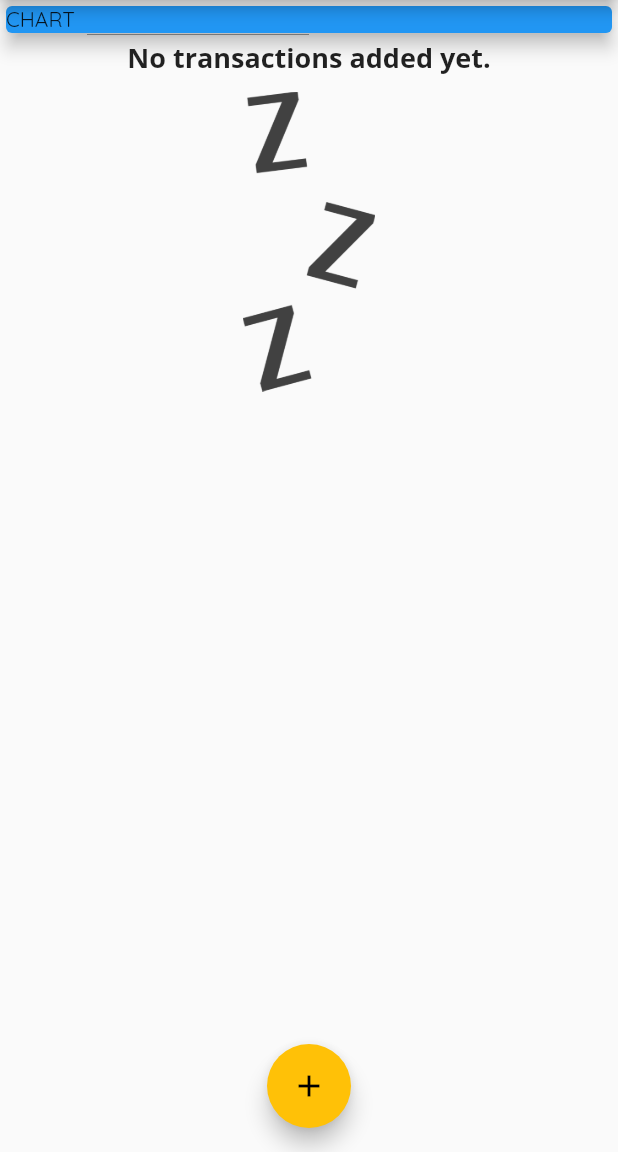
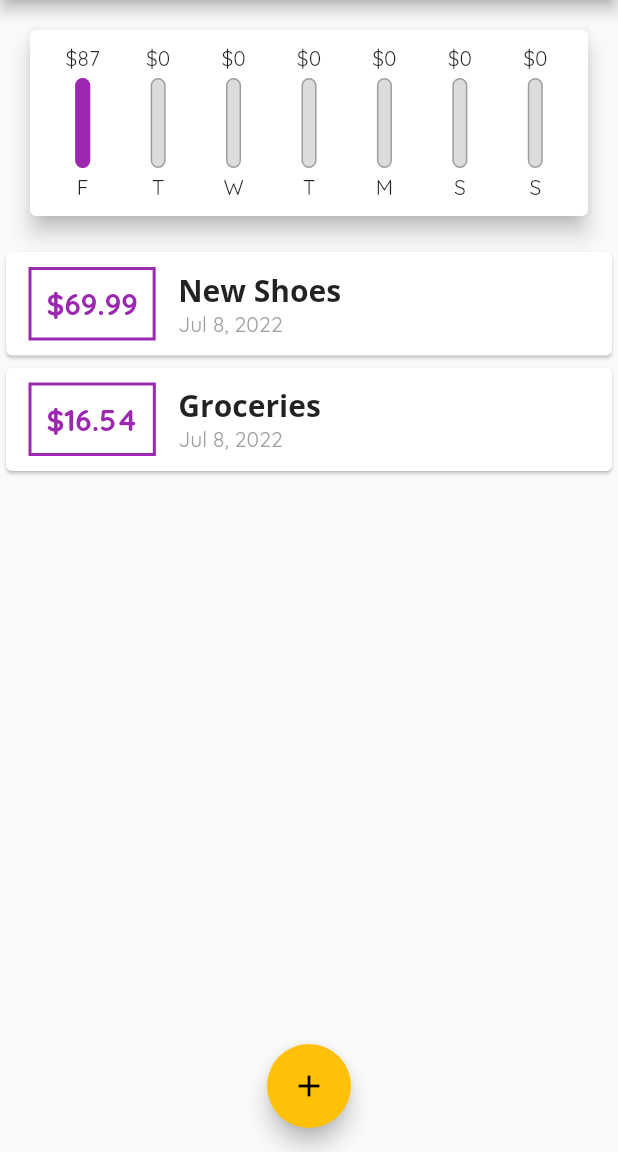
Before and after one commit to ReshmiCode/Learning-Flutter, a Flutter app: the screen it shows after launch, on a phone screen of 412 x 824 dp, the part 84-1236 px from its top. Run offline on Flutter 3.47's test engine with Material 2 defaults, Android fonts, the phone set to English and light mode, and no system bars.

Commit message:
add chart

```diff
--- a/expense_app/lib/main.dart
+++ b/expense_app/lib/main.dart
@@ -3,6 +3,7 @@ import 'package:expense_app/widgets/transaction_list.dart';
 import 'package:flutter/material.dart';
 
 import 'models/transaction.dart';
+import 'widgets/chart.dart';
 import 'widgets/transaction_list.dart';
 import 'widgets/new_transaction.dart';
 
@@ -40,11 +41,18 @@ class MyHomePage extends StatefulWidget {
 
 class _MyHomePageState extends State<MyHomePage> {
   final List<Transaction> _userTransactions = [
-    // Transaction(
-    //     id: 't1', title: 'New Shoes', amount: 69.99, date: DateTime.now()),
-    // Transaction(
-    //     id: 't2', title: 'Groceries', amount: 16.54, date: DateTime.now())
+    Transaction(
+        id: 't1', title: 'New Shoes', amount: 69.99, date: DateTime.now()),
+    Transaction(
+        id: 't2', title: 'Groceries', amount: 16.54, date: DateTime.now())
   ];
+
+  List<Transaction> get _recentTransactions {
+    return _userTransactions
+        .where(
+            (tx) => tx.date.isAfter(DateTime.now().subtract(Duration(days: 7))))
+        .toList();
+  }
 
   void _addTransaction(String title, double amount) {
     setState(() {
@@ -77,14 +85,7 @@ class _MyHomePageState extends State<MyHomePage> {
           mainAxisAlignment: MainAxisAlignment.start,
           crossAxisAlignment: CrossAxisAlignment.stretch,
           children: [
-            Container(
-              width: double.infinity,
-              child: Card(
-                color: Colors.blue,
-                child: Text("CHART"),
-                elevation: 5,
-              ),
-            ),
+            Chart(_recentTransactions),
             TransactionList(_userTransactions),
           ],
         ),
--- /dev/null
+++ b/expense_app/lib/widgets/chart.dart
@@ -0,0 +1,57 @@
+import 'package:expense_app/widgets/chart_bar.dart';
+import 'package:intl/intl.dart';
+
+import '/models/transaction.dart';
+import 'package:flutter/material.dart';
+
+class Chart extends StatelessWidget {
+  final List<Transaction> recentTransactions;
+
+  Chart(this.recentTransactions);
+
+  List<Map<String, Object>> get groupedTransactions {
+    return List.generate(7, (index) {
+      final weekDay = DateTime.now().subtract(Duration(days: index));
+      double totalSum = 0.0;
+      recentTransactions.forEach((tx) {
+        if (tx.date.day == weekDay.day &&
+            tx.date.month == weekDay.month &&
+            tx.date.year == weekDay.year) totalSum += tx.amount;
+      });
+
+      return {
+        'day': DateFormat.E().format(weekDay).substring(0, 1),
+        'amount': totalSum
+      };
+    });
+  }
+
+  double get totalSpending {
+    return groupedTransactions.fold(0.0,
+        (previousValue, elem) => previousValue += elem['amount'] as double);
+  }
+
+  @override
+  Widget build(BuildContext context) {
+    return Card(
+        elevation: 6,
+        margin: EdgeInsets.all(20),
+        child: Padding(
+          padding: EdgeInsets.all(10),
+          child: Row(
+            mainAxisAlignment: MainAxisAlignment.spaceAround,
+            children: groupedTransactions.map((data) {
+              return Flexible(
+                fit: FlexFit.tight,
+                child: ChartBar(
+                    data['day'] as String,
+                    data['amount'] as double,
+                    totalSpending == 0.0
+                        ? 0.0
+                        : (data['amount'] as double) / totalSpending),
+              );
+            }).toList(),
+          ),
+        ));
+  }
+}
--- /dev/null
+++ b/expense_app/lib/widgets/chart_bar.dart
@@ -0,0 +1,40 @@
+import 'package:flutter/material.dart';
+
+class ChartBar extends StatelessWidget {
+  final String label;
+  final double spendingAmount;
+  final double spendingPercent;
+
+  ChartBar(this.label, this.spendingAmount, this.spendingPercent);
+
+  @override
+  Widget build(BuildContext context) {
+    return Column(children: [
+      FittedBox(child: Text("\$${spendingAmount.toStringAsFixed(0)}")),
+      SizedBox(height: 4),
+      Container(
+          height: 60,
+          width: 10,
+          child: Stack(
+            children: [
+              Container(
+                decoration: BoxDecoration(
+                    borderRadius: BorderRadius.circular(10),
+                    color: Color.fromRGBO(220, 220, 220, 1),
+                    border: Border.all(color: Colors.grey, width: 1)),
+              ),
+              FractionallySizedBox(
+                  heightFactor: spendingPercent,
+                  child: Container(
+                    decoration: BoxDecoration(
+                      color: Theme.of(context).primaryColor,
+                      borderRadius: BorderRadius.circular(10),
+                    ),
+                  ))
+            ],
+          )),
+      SizedBox(height: 4),
+      Text(label)
+    ]);
+  }
+}
```
